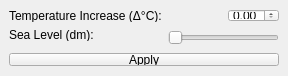
Qt form marcelo_zoccoler/entry_user_interf3/scripts/flood_tool.ui (BiAPoL/blog) before a commit.
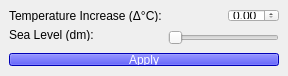
The same form after that commit.

Commit message: Add change button color image in designer

```diff
--- a/marcelo_zoccoler/entry_user_interf3/scripts/flood_tool.ui
+++ b/marcelo_zoccoler/entry_user_interf3/scripts/flood_tool.ui
@@ -19,6 +19,9 @@
   <property name="windowTitle">
    <string>Flood Tool</string>
   </property>
+  <property name="styleSheet">
+   <string notr="true"/>
+  </property>
   <widget class="QWidget" name="centralwidget">
    <property name="minimumSize">
     <size>
@@ -79,6 +82,11 @@
     </item>
     <item row="4" column="0" colspan="4">
      <widget class="QPushButton" name="pushButton">
+      <property name="styleSheet">
+       <string notr="true">background-color: rgb(0, 0, 255);
+color: rgb(255, 255, 255);
+font: 75 12pt &quot;MS Shell Dlg 2&quot;;</string>
+      </property>
       <property name="text">
        <string>Apply</string>
       </property>
```
Left out of the diff: 9 changed lines with no effect on the pictures. The commit also changes 3 other files.
